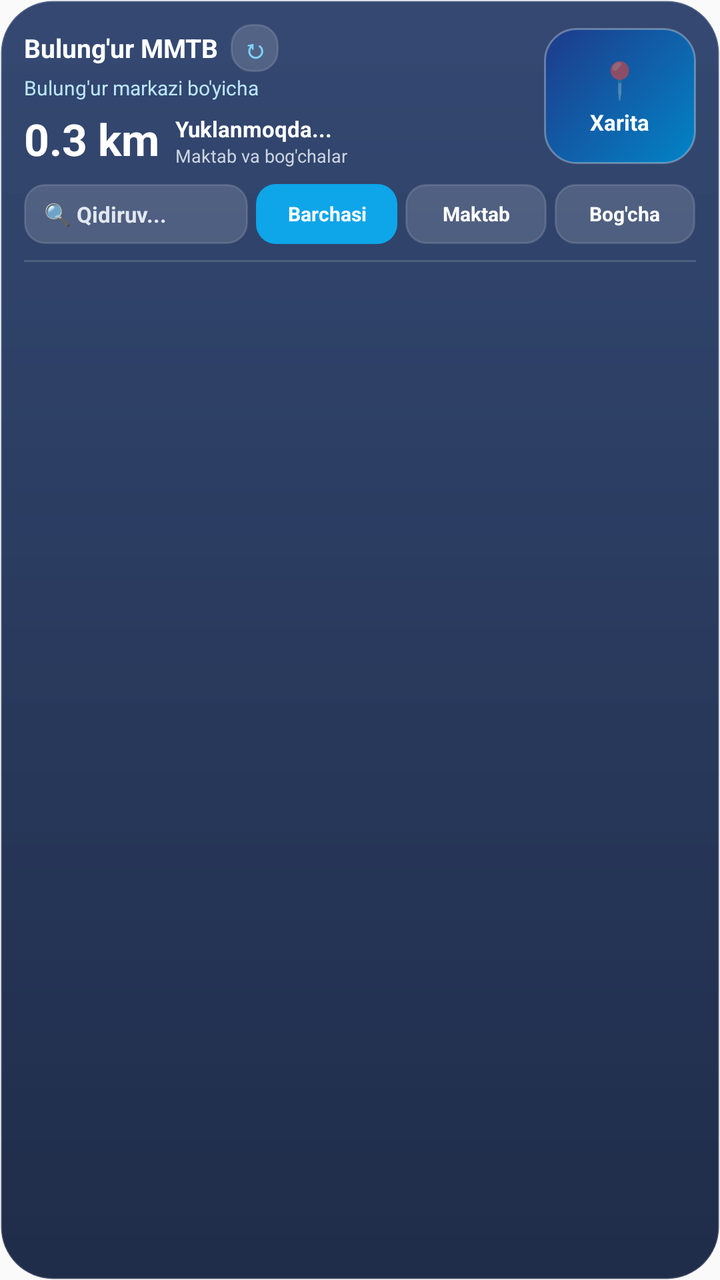
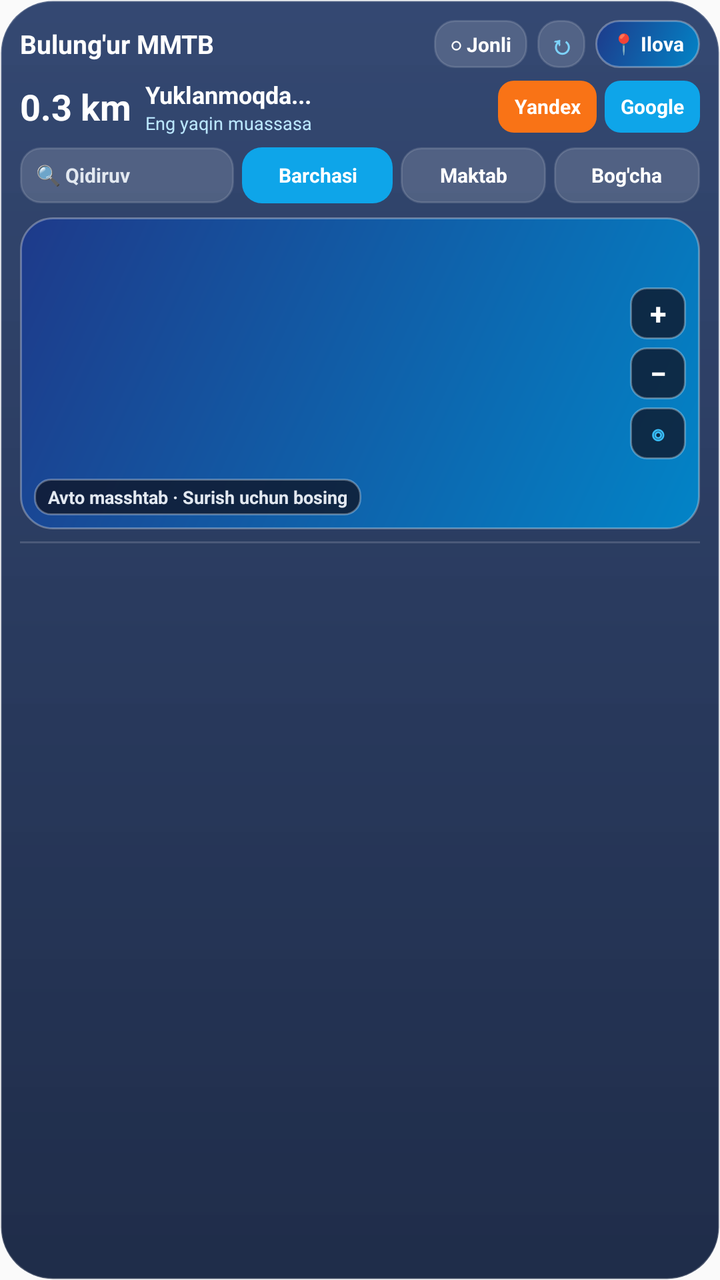

Screens rendered from an Android XML layout before and after an edit, with the pre-edit source and the edit as a unified diff.
<!-- AndroidManifest.xml: application theme Theme.BulungurMMTB -->
<!-- res/layout/widget_mmtb.xml -->
<?xml version="1.0" encoding="utf-8"?>
<LinearLayout xmlns:android="http://schemas.android.com/apk/res/android"
    android:layout_width="match_parent"
    android:layout_height="match_parent"
    android:background="@drawable/widget_bg"
    android:orientation="vertical"
    android:padding="12dp">

    
    <LinearLayout
        android:layout_width="match_parent"
        android:layout_height="wrap_content"
        android:gravity="center_vertical"
        android:orientation="horizontal">

        <LinearLayout
            android:layout_width="0dp"
            android:layout_height="wrap_content"
            android:layout_weight="1"
            android:orientation="vertical"
            android:paddingEnd="8dp">

            <LinearLayout
                android:layout_width="match_parent"
                android:layout_height="wrap_content"
                android:gravity="center_vertical"
                android:orientation="horizontal">

                <TextView
                    android:layout_width="wrap_content"
                    android:layout_height="wrap_content"
                    android:ellipsize="end"
                    android:maxLines="1"
                    android:text="@string/widget_title"
                    android:textColor="#FFFFFF"
                    android:textSize="13sp"
                    android:textStyle="bold" />

                <TextView
                    android:id="@+id/btn_refresh"
                    android:layout_width="24dp"
                    android:layout_height="24dp"
                    android:layout_marginStart="6dp"
                    android:background="@drawable/widget_pill_bg"
                    android:gravity="center"
                    android:text="↻"
                    android:textColor="#7DD3FC"
                    android:textSize="13sp"
                    android:textStyle="bold" />
            </LinearLayout>

            <TextView
                android:id="@+id/tv_subtitle"
                android:layout_width="match_parent"
                android:layout_height="wrap_content"
                android:layout_marginTop="1dp"
                android:ellipsize="end"
                android:maxLines="1"
                android:text="Bulung&apos;ur markazi bo&apos;yicha"
                android:textColor="#BAE6FD"
                android:textSize="10sp" />

            <LinearLayout
                android:layout_width="match_parent"
                android:layout_height="wrap_content"
                android:layout_marginTop="4dp"
                android:gravity="bottom"
                android:orientation="horizontal">

                <TextView
                    android:id="@+id/tv_hero_dist"
                    android:layout_width="wrap_content"
                    android:layout_height="wrap_content"
                    android:text="0.3 km"
                    android:textColor="#FFFFFF"
                    android:textSize="22sp"
                    android:textStyle="bold" />

                <LinearLayout
                    android:layout_width="0dp"
                    android:layout_height="wrap_content"
                    android:layout_marginStart="8dp"
                    android:layout_weight="1"
                    android:orientation="vertical">

                    <TextView
                        android:id="@+id/tv_hero_name"
                        android:layout_width="match_parent"
                        android:layout_height="wrap_content"
                        android:ellipsize="end"
                        android:maxLines="1"
                        android:text="Yuklanmoqda..."
                        android:textColor="#FFFFFF"
                        android:textSize="11sp"
                        android:textStyle="bold" />

                    <TextView
                        android:id="@+id/tv_counts"
                        android:layout_width="match_parent"
                        android:layout_height="wrap_content"
                        android:ellipsize="end"
                        android:maxLines="1"
                        android:text="Maktab va bog&apos;chalar"
                        android:textColor="#CBD5E1"
                        android:textSize="9sp" />
                </LinearLayout>
            </LinearLayout>
        </LinearLayout>

        
        <LinearLayout
            android:id="@+id/card_open_map"
            android:layout_width="76dp"
            android:layout_height="68dp"
            android:background="@drawable/widget_map_card_bg"
            android:gravity="center"
            android:orientation="vertical"
            android:padding="6dp">

            <TextView
                android:layout_width="wrap_content"
                android:layout_height="wrap_content"
                android:text="📍"
                android:textSize="18sp" />

            <TextView
                android:layout_width="wrap_content"
                android:layout_height="wrap_content"
                android:layout_marginTop="2dp"
                android:text="Xarita"
                android:textColor="#FFFFFF"
                android:textSize="11sp"
                android:textStyle="bold" />
        </LinearLayout>
    </LinearLayout>

    
    <LinearLayout
        android:layout_width="match_parent"
        android:layout_height="wrap_content"
        android:layout_marginTop="8dp"
        android:gravity="center_vertical"
        android:orientation="horizontal">

        <TextView
            android:id="@+id/btn_quick_search"
            android:layout_width="0dp"
            android:layout_height="30dp"
            android:layout_weight="1.35"
            android:background="@drawable/widget_pill_bg"
            android:ellipsize="end"
            android:gravity="center_vertical"
            android:maxLines="1"
            android:paddingStart="10dp"
            android:paddingEnd="8dp"
            android:text="🔍 Qidiruv..."
            android:textColor="#E2E8F0"
            android:textSize="11sp"
            android:textStyle="bold" />

        <TextView
            android:id="@+id/btn_filter_all"
            android:layout_width="0dp"
            android:layout_height="30dp"
            android:layout_marginStart="4dp"
            android:layout_weight="0.85"
            android:background="@drawable/widget_pill_active"
            android:gravity="center"
            android:maxLines="1"
            android:text="Barchasi"
            android:textColor="#FFFFFF"
            android:textSize="10sp"
            android:textStyle="bold" />

        <TextView
            android:id="@+id/btn_filter_maktab"
            android:layout_width="0dp"
            android:layout_height="30dp"
            android:layout_marginStart="4dp"
            android:layout_weight="0.85"
            android:background="@drawable/widget_pill_bg"
            android:gravity="center"
            android:maxLines="1"
            android:text="Maktab"
            android:textColor="#FFFFFF"
            android:textSize="10sp"
            android:textStyle="bold" />

        <TextView
            android:id="@+id/btn_filter_dmtt"
            android:layout_width="0dp"
            android:layout_height="30dp"
            android:layout_marginStart="4dp"
            android:layout_weight="0.85"
            android:background="@drawable/widget_pill_bg"
            android:gravity="center"
            android:maxLines="1"
            android:text="Bog&apos;cha"
            android:textColor="#FFFFFF"
            android:textSize="10sp"
            android:textStyle="bold" />
    </LinearLayout>

    
    <ImageView
        android:layout_width="match_parent"
        android:layout_height="1dp"
        android:layout_marginTop="8dp"
        android:background="#26FFFFFF"
        android:contentDescription="@null" />

    
    <ListView
        android:id="@+id/lv_widget_locations"
        android:layout_width="match_parent"
        android:layout_height="0dp"
        android:layout_weight="1"
        android:divider="#1AFFFFFF"
        android:dividerHeight="1dp"
        android:scrollbars="none" />

    <TextView
        android:id="@+id/tv_widget_empty"
        android:layout_width="match_parent"
        android:layout_height="0dp"
        android:layout_weight="1"
        android:gravity="center"
        android:text="Yuklanmoqda..."
        android:textColor="#CBD5E1"
        android:textSize="12sp"
        android:visibility="gone" />

</LinearLayout>
<!-- resources referenced by this layout -->
<resources>
  <!-- drawable widget_bg (drawable) -->
  <?xml version="1.0" encoding="utf-8"?>
  <shape xmlns:android="http://schemas.android.com/apk/res/android"
      android:shape="rectangle">
      <gradient
          android:angle="270"
          android:startColor="#EB233966"
          android:centerColor="#F01C2E54"
          android:endColor="#F5162442" />
      <corners android:radius="26dp" />
      <stroke
          android:width="1dp"
          android:color="#33FFFFFF" />
  </shape>
  <!-- drawable widget_map_card_bg (drawable) -->
  <?xml version="1.0" encoding="utf-8"?>
  <shape xmlns:android="http://schemas.android.com/apk/res/android"
      android:shape="rectangle">
      <gradient
          android:angle="135"
          android:startColor="#FF0284C7"
          android:endColor="#FF1E3A8A" />
      <corners android:radius="16dp" />
      <stroke
          android:width="1dp"
          android:color="#4DFFFFFF" />
  </shape>
  <!-- drawable widget_pill_active (drawable) -->
  <?xml version="1.0" encoding="utf-8"?>
  <shape xmlns:android="http://schemas.android.com/apk/res/android"
      android:shape="rectangle">
      <solid android:color="#0EA5E9" />
      <corners android:radius="10dp" />
  </shape>
  <!-- drawable widget_pill_bg (drawable) -->
  <?xml version="1.0" encoding="utf-8"?>
  <shape xmlns:android="http://schemas.android.com/apk/res/android"
      android:shape="rectangle">
      <solid android:color="#26FFFFFF" />
      <corners android:radius="10dp" />
      <stroke
          android:width="1dp"
          android:color="#22FFFFFF" />
  </shape>
  <string name="widget_title">Bulung\'ur MMTB</string>
  <style name="Theme.BulungurMMTB" parent="Theme.AppCompat.DayNight.NoActionBar">
          <item name="android:statusBarColor">#0284C7</item>
          <item name="android:navigationBarColor">#0F172A</item>
      </style>
</resources>

<!-- the commit's change to res/layout/widget_mmtb.xml (unified diff, before → after) -->
@@ -4,7 +4,7 @@
     android:layout_height="match_parent"
     android:background="@drawable/widget_bg"
     android:orientation="vertical"
-    android:padding="12dp">
+    android:padding="10dp">
 
     
     <LinearLayout
@@ -13,199 +13,284 @@
         android:gravity="center_vertical"
         android:orientation="horizontal">
 
+        <TextView
+            android:layout_width="0dp"
+            android:layout_height="wrap_content"
+            android:layout_weight="1"
+            android:ellipsize="end"
+            android:maxLines="1"
+            android:text="@string/widget_title"
+            android:textColor="#FFFFFF"
+            android:textSize="13sp"
+            android:textStyle="bold" />
+
+        <TextView
+            android:id="@+id/btn_toggle_live"
+            android:layout_width="wrap_content"
+            android:layout_height="24dp"
+            android:background="@drawable/widget_pill_bg"
+            android:gravity="center"
+            android:paddingStart="8dp"
+            android:paddingEnd="8dp"
+            android:text="○ Jonli"
+            android:textColor="#FFFFFF"
+            android:textSize="10sp"
+            android:textStyle="bold" />
+
+        <TextView
+            android:id="@+id/btn_refresh"
+            android:layout_width="24dp"
+            android:layout_height="24dp"
+            android:layout_marginStart="5dp"
+            android:background="@drawable/widget_pill_bg"
+            android:gravity="center"
+            android:text="↻"
+            android:textColor="#7DD3FC"
+            android:textSize="13sp"
+            android:textStyle="bold" />
+
+        <TextView
+            android:id="@+id/card_open_map"
+            android:layout_width="wrap_content"
+            android:layout_height="24dp"
+            android:layout_marginStart="5dp"
+            android:background="@drawable/widget_map_card_bg"
+            android:gravity="center"
+            android:paddingStart="8dp"
+            android:paddingEnd="8dp"
+            android:text="📍 Ilova"
+            android:textColor="#FFFFFF"
+            android:textSize="10sp"
+            android:textStyle="bold" />
+    </LinearLayout>
+
+    
+    <LinearLayout
+        android:layout_width="match_parent"
+        android:layout_height="wrap_content"
+        android:layout_marginTop="5dp"
+        android:gravity="center_vertical"
+        android:orientation="horizontal">
+
+        <TextView
+            android:id="@+id/tv_hero_dist"
+            android:layout_width="wrap_content"
+            android:layout_height="wrap_content"
+            android:text="0.3 km"
+            android:textColor="#FFFFFF"
+            android:textSize="18sp"
+            android:textStyle="bold" />
+
         <LinearLayout
             android:layout_width="0dp"
             android:layout_height="wrap_content"
+            android:layout_marginStart="7dp"
+            android:layout_marginEnd="6dp"
             android:layout_weight="1"
-            android:orientation="vertical"
-            android:paddingEnd="8dp">
-
-            <LinearLayout
+            android:orientation="vertical">
+
+            <TextView
+                android:id="@+id/tv_hero_name"
                 android:layout_width="match_parent"
                 android:layout_height="wrap_content"
-                android:gravity="center_vertical"
-                android:orientation="horizontal">
-
-                <TextView
-                    android:layout_width="wrap_content"
-                    android:layout_height="wrap_content"
-                    android:ellipsize="end"
-                    android:maxLines="1"
-                    android:text="@string/widget_title"
-                    android:textColor="#FFFFFF"
-                    android:textSize="13sp"
-                    android:textStyle="bold" />
-
-                <TextView
-                    android:id="@+id/btn_refresh"
-                    android:layout_width="24dp"
-                    android:layout_height="24dp"
-                    android:layout_marginStart="6dp"
-                    android:background="@drawable/widget_pill_bg"
-                    android:gravity="center"
-                    android:text="↻"
-                    android:textColor="#7DD3FC"
-                    android:textSize="13sp"
-                    android:textStyle="bold" />
-            </LinearLayout>
+                android:ellipsize="end"
+                android:maxLines="1"
+                android:text="Yuklanmoqda..."
+                android:textColor="#FFFFFF"
+                android:textSize="12sp"
+                android:textStyle="bold" />
 
             <TextView
                 android:id="@+id/tv_subtitle"
                 android:layout_width="match_parent"
                 android:layout_height="wrap_content"
-                android:layout_marginTop="1dp"
                 android:ellipsize="end"
                 android:maxLines="1"
-                android:text="Bulung&apos;ur markazi bo&apos;yicha"
+                android:text="Eng yaqin muassasa"
                 android:textColor="#BAE6FD"
-                android:textSize="10sp" />
-
-            <LinearLayout
-                android:layout_width="match_parent"
-                android:layout_height="wrap_content"
+                android:textSize="9sp" />
+        </LinearLayout>
+
+        <TextView
+            android:id="@+id/btn_hero_yandex"
+            android:layout_width="wrap_content"
+            android:layout_height="26dp"
+            android:background="@drawable/widget_btn_yandex"
+            android:gravity="center"
+            android:paddingStart="8dp"
+            android:paddingEnd="8dp"
+            android:text="Yandex"
+            android:textColor="#FFFFFF"
+            android:textSize="10sp"
+            android:textStyle="bold" />
+
+        <TextView
+            android:id="@+id/btn_hero_google"
+            android:layout_width="wrap_content"
+            android:layout_height="26dp"
+            android:layout_marginStart="4dp"
+            android:background="@drawable/widget_btn_google"
+            android:gravity="center"
+            android:paddingStart="8dp"
+            android:paddingEnd="8dp"
+            android:text="Google"
+            android:textColor="#FFFFFF"
+            android:textSize="10sp"
+            android:textStyle="bold" />
+    </LinearLayout>
+
+    
+    <LinearLayout
+        android:layout_width="match_parent"
+        android:layout_height="wrap_content"
+        android:layout_marginTop="6dp"
+        android:gravity="center_vertical"
+        android:orientation="horizontal">
+
+        <TextView
+            android:id="@+id/btn_quick_search"
+            android:layout_width="0dp"
+            android:layout_height="28dp"
+            android:layout_weight="1.25"
+            android:background="@drawable/widget_pill_bg"
+            android:ellipsize="end"
+            android:gravity="center_vertical"
+            android:maxLines="1"
+            android:paddingStart="8dp"
+            android:paddingEnd="6dp"
+            android:text="🔍 Qidiruv"
+            android:textColor="#E2E8F0"
+            android:textSize="10sp"
+            android:textStyle="bold" />
+
+        <TextView
+            android:id="@+id/btn_filter_all"
+            android:layout_width="0dp"
+            android:layout_height="28dp"
+            android:layout_marginStart="4dp"
+            android:layout_weight="0.88"
+            android:background="@drawable/widget_pill_active"
+            android:gravity="center"
+            android:maxLines="1"
+            android:text="Barchasi"
+            android:textColor="#FFFFFF"
+            android:textSize="10sp"
+            android:textStyle="bold" />
+
+        <TextView
+            android:id="@+id/btn_filter_maktab"
+            android:layout_width="0dp"
+            android:layout_height="28dp"
+            android:layout_marginStart="4dp"
+            android:layout_weight="0.85"
+            android:background="@drawable/widget_pill_bg"
+            android:gravity="center"
+            android:maxLines="1"
+            android:text="Maktab"
+            android:textColor="#FFFFFF"
+            android:textSize="10sp"
+            android:textStyle="bold" />
+
+        <TextView
+            android:id="@+id/btn_filter_dmtt"
+            android:layout_width="0dp"
+            android:layout_height="28dp"
+            android:layout_marginStart="4dp"
+            android:layout_weight="0.85"
+            android:background="@drawable/widget_pill_bg"
+            android:gravity="center"
+            android:maxLines="1"
+            android:text="Bog&apos;cha"
+            android:textColor="#FFFFFF"
+            android:textSize="10sp"
+            android:textStyle="bold" />
+    </LinearLayout>
+
+    
+    <RelativeLayout
+        android:id="@+id/rl_widget_map_box"
+        android:layout_width="match_parent"
+        android:layout_height="156dp"
+        android:layout_marginTop="7dp"
+        android:background="@drawable/widget_map_card_bg"
+        android:padding="1dp">
+
+        <ImageView
+            android:id="@+id/iv_widget_map"
+            android:layout_width="match_parent"
+            android:layout_height="match_parent"
+            android:contentDescription="Yaqin muassasaga marshrut xaritasi"
+            android:scaleType="centerCrop" />
+
+        <TextView
+            android:id="@+id/tv_map_badge"
+            android:layout_width="wrap_content"
+            android:layout_height="wrap_content"
+            android:layout_alignParentStart="true"
+            android:layout_alignParentBottom="true"
+            android:layout_margin="6dp"
+            android:background="@drawable/widget_map_ctrl_bg"
+            android:ellipsize="end"
+            android:maxLines="1"
+            android:paddingStart="7dp"
+            android:paddingTop="3dp"
+            android:paddingEnd="7dp"
+            android:paddingBottom="3dp"
+            android:text="Avto masshtab · Surish uchun bosing"
+            android:textColor="#E2E8F0"
+            android:textSize="9sp"
+            android:textStyle="bold" />
+
+        <LinearLayout
+            android:layout_width="wrap_content"
+            android:layout_height="wrap_content"
+            android:layout_alignParentEnd="true"
+            android:layout_centerVertical="true"
+            android:layout_marginEnd="6dp"
+            android:orientation="vertical">
+
+            <TextView
+                android:id="@+id/btn_map_zoom_in"
+                android:layout_width="28dp"
+                android:layout_height="26dp"
+                android:background="@drawable/widget_map_ctrl_bg"
+                android:gravity="center"
+                android:text="+"
+                android:textColor="#FFFFFF"
+                android:textSize="15sp"
+                android:textStyle="bold" />
+
+            <TextView
+                android:id="@+id/btn_map_zoom_out"
+                android:layout_width="28dp"
+                android:layout_height="26dp"
                 android:layout_marginTop="4dp"
-                android:gravity="bottom"
-                android:orientation="horizontal">
-
-                <TextView
-                    android:id="@+id/tv_hero_dist"
-                    android:layout_width="wrap_content"
-                    android:layout_height="wrap_content"
-                    android:text="0.3 km"
-                    android:textColor="#FFFFFF"
-                    android:textSize="22sp"
-                    android:textStyle="bold" />
-
-                <LinearLayout
-                    android:layout_width="0dp"
-                    android:layout_height="wrap_content"
-                    android:layout_marginStart="8dp"
-                    android:layout_weight="1"
-                    android:orientation="vertical">
-
-                    <TextView
-                        android:id="@+id/tv_hero_name"
-                        android:layout_width="match_parent"
-                        android:layout_height="wrap_content"
-                        android:ellipsize="end"
-                        android:maxLines="1"
-                        android:text="Yuklanmoqda..."
-                        android:textColor="#FFFFFF"
-                        android:textSize="11sp"
-                        android:textStyle="bold" />
-
-                    <TextView
-                        android:id="@+id/tv_counts"
-                        android:layout_width="match_parent"
-                        android:layout_height="wrap_content"
-                        android:ellipsize="end"
-                        android:maxLines="1"
-                        android:text="Maktab va bog&apos;chalar"
-                        android:textColor="#CBD5E1"
-                        android:textSize="9sp" />
-                </LinearLayout>
-            </LinearLayout>
-        </LinearLayout>
-
-        
-        <LinearLayout
-            android:id="@+id/card_open_map"
-            android:layout_width="76dp"
-            android:layout_height="68dp"
-            android:background="@drawable/widget_map_card_bg"
-            android:gravity="center"
-            android:orientation="vertical"
-            android:padding="6dp">
-
-            <TextView
-                android:layout_width="wrap_content"
-                android:layout_height="wrap_content"
-                android:text="📍"
-                android:textSize="18sp" />
-
-            <TextView
-                android:layout_width="wrap_content"
-                android:layout_height="wrap_content"
-                android:layout_marginTop="2dp"
-                android:text="Xarita"
+                android:background="@drawable/widget_map_ctrl_bg"
+                android:gravity="center"
+                android:text="−"
                 android:textColor="#FFFFFF"
-                android:textSize="11sp"
+                android:textSize="15sp"
+                android:textStyle="bold" />
+
+            <TextView
+                android:id="@+id/btn_map_zoom_auto"
+                android:layout_width="28dp"
+                android:layout_height="26dp"
+                android:layout_marginTop="4dp"
+                android:background="@drawable/widget_map_ctrl_bg"
+                android:gravity="center"
+                android:text="◎"
+                android:textColor="#38BDF8"
+                android:textSize="13sp"
                 android:textStyle="bold" />
         </LinearLayout>
-    </LinearLayout>
-
-    
-    <LinearLayout
-        android:layout_width="match_parent"
-        android:layout_height="wrap_content"
-        android:layout_marginTop="8dp"
-        android:gravity="center_vertical"
-        android:orientation="horizontal">
-
-        <TextView
-            android:id="@+id/btn_quick_search"
-            android:layout_width="0dp"
-            android:layout_height="30dp"
-            android:layout_weight="1.35"
-            android:background="@drawable/widget_pill_bg"
-            android:ellipsize="end"
-            android:gravity="center_vertical"
-            android:maxLines="1"
-            android:paddingStart="10dp"
-            android:paddingEnd="8dp"
-            android:text="🔍 Qidiruv..."
-            android:textColor="#E2E8F0"
-            android:textSize="11sp"
-            android:textStyle="bold" />
-
-        <TextView
-            android:id="@+id/btn_filter_all"
-            android:layout_width="0dp"
-            android:layout_height="30dp"
-            android:layout_marginStart="4dp"
-            android:layout_weight="0.85"
-            android:background="@drawable/widget_pill_active"
-            android:gravity="center"
-            android:maxLines="1"
-            android:text="Barchasi"
-            android:textColor="#FFFFFF"
-            android:textSize="10sp"
-            android:textStyle="bold" />
-
-        <TextView
-            android:id="@+id/btn_filter_maktab"
-            android:layout_width="0dp"
-            android:layout_height="30dp"
-            android:layout_marginStart="4dp"
-            android:layout_weight="0.85"
-            android:background="@drawable/widget_pill_bg"
-            android:gravity="center"
-            android:maxLines="1"
-            android:text="Maktab"
-            android:textColor="#FFFFFF"
-            android:textSize="10sp"
-            android:textStyle="bold" />
-
-        <TextView
-            android:id="@+id/btn_filter_dmtt"
-            android:layout_width="0dp"
-            android:layout_height="30dp"
-            android:layout_marginStart="4dp"
-            android:layout_weight="0.85"
-            android:background="@drawable/widget_pill_bg"
-            android:gravity="center"
-            android:maxLines="1"
-            android:text="Bog&apos;cha"
-            android:textColor="#FFFFFF"
-            android:textSize="10sp"
-            android:textStyle="bold" />
-    </LinearLayout>
+    </RelativeLayout>
 
     
     <ImageView
         android:layout_width="match_parent"
         android:layout_height="1dp"
-        android:layout_marginTop="8dp"
+        android:layout_marginTop="6dp"
         android:background="#26FFFFFF"
         android:contentDescription="@null" />
 
<!-- resource entries referenced after the edit -->
@@ -14,6 +14,20 @@
           android:width="1dp"
           android:color="#33FFFFFF" />
   </shape>
+  <!-- drawable widget_btn_google (drawable) -->
+  <?xml version="1.0" encoding="utf-8"?>
+  <shape xmlns:android="http://schemas.android.com/apk/res/android"
+      android:shape="rectangle">
+      <solid android:color="#0EA5E9" />
+      <corners android:radius="8dp" />
+  </shape>
+  <!-- drawable widget_btn_yandex (drawable) -->
+  <?xml version="1.0" encoding="utf-8"?>
+  <shape xmlns:android="http://schemas.android.com/apk/res/android"
+      android:shape="rectangle">
+      <solid android:color="#F97316" />
+      <corners android:radius="8dp" />
+  </shape>
   <!-- drawable widget_map_card_bg (drawable) -->
   <?xml version="1.0" encoding="utf-8"?>
   <shape xmlns:android="http://schemas.android.com/apk/res/android"
@@ -26,6 +40,16 @@
       <stroke
           android:width="1dp"
           android:color="#4DFFFFFF" />
+  </shape>
+  <!-- drawable widget_map_ctrl_bg (drawable) -->
+  <?xml version="1.0" encoding="utf-8"?>
+  <shape xmlns:android="http://schemas.android.com/apk/res/android"
+      android:shape="rectangle">
+      <solid android:color="#CC0F172A" />
+      <stroke
+          android:width="1dp"
+          android:color="#4DFFFFFF" />
+      <corners android:radius="8dp" />
   </shape>
   <!-- drawable widget_pill_active (drawable) -->
   <?xml version="1.0" encoding="utf-8"?>
